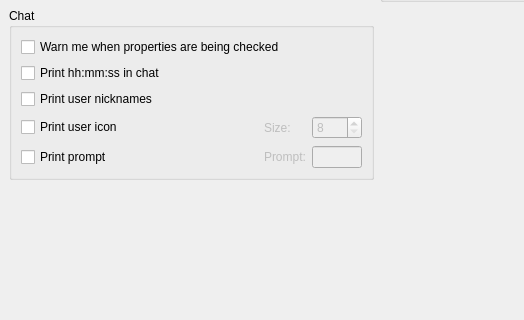
Above: modules/chat/rzxchatprop.ui from Fruneau/qRezix before the change; both pictures show x 0 to 524 and y 217 to 537 of the 610 by 537 pixel window. Below: the same form after it.
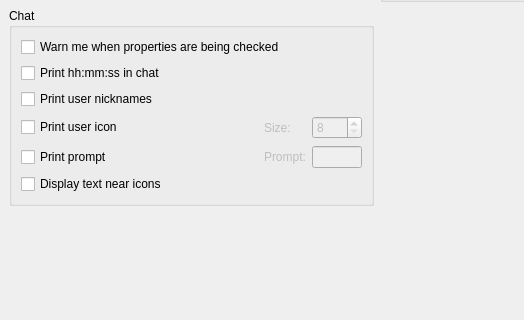
That is the form after the change.

What changed in the file:
```diff
--- a/modules/chat/rzxchatprop.ui
+++ b/modules/chat/rzxchatprop.ui
@@ -34,6 +34,13 @@
       <property name="spacing" >
        <number>6</number>
       </property>
+      <item row="5" column="0" colspan="4" >
+       <widget class="QCheckBox" name="cbDisplayIconText" >
+        <property name="text" >
+         <string>Display text near icons</string>
+        </property>
+       </widget>
+      </item>
       <item row="3" column="2" >
        <widget class="QLabel" name="lblIconSize" >
         <property name="enabled" >
```
Left out of the diff: 4 changed lines with no effect on the pictures.
